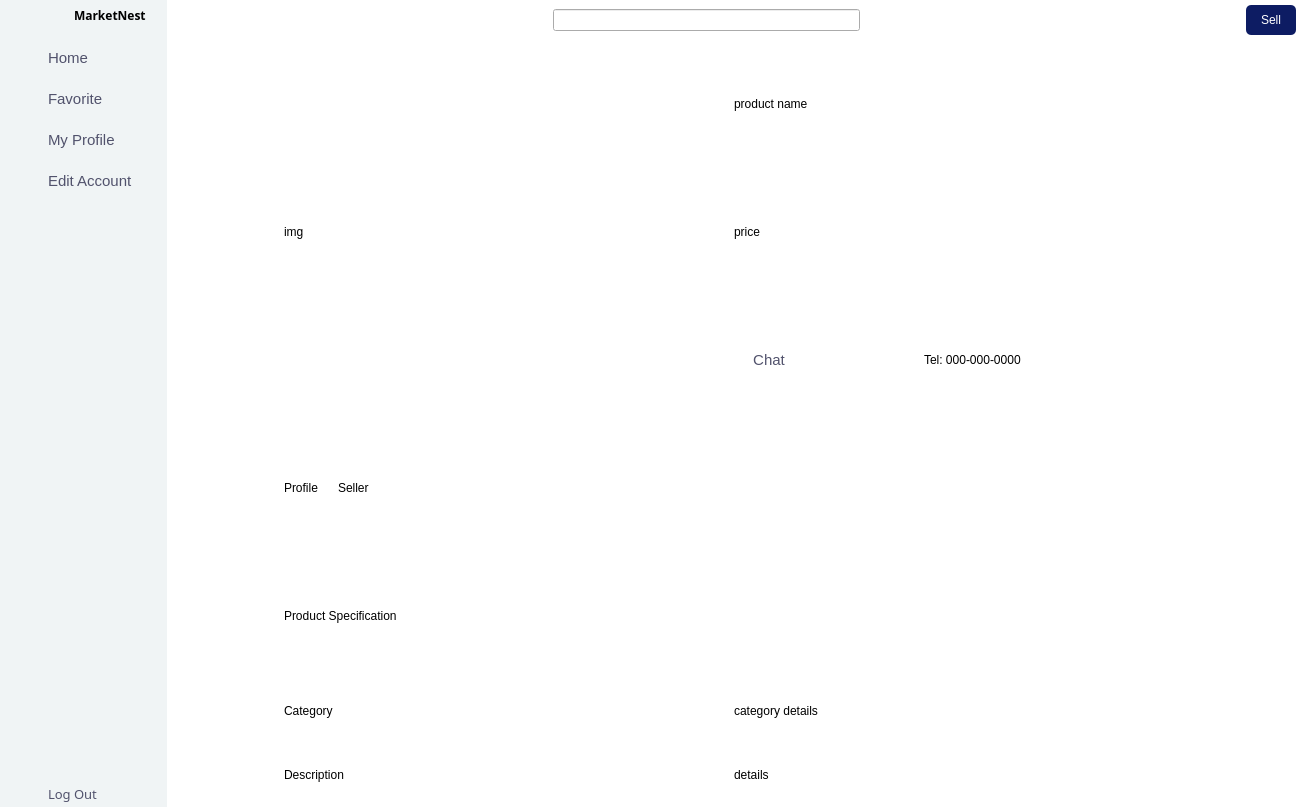
This is src/mainAppUi.ui in Menthhh/The-Market-Nest as Qt 5 draws it before an edit. The edited form follows.
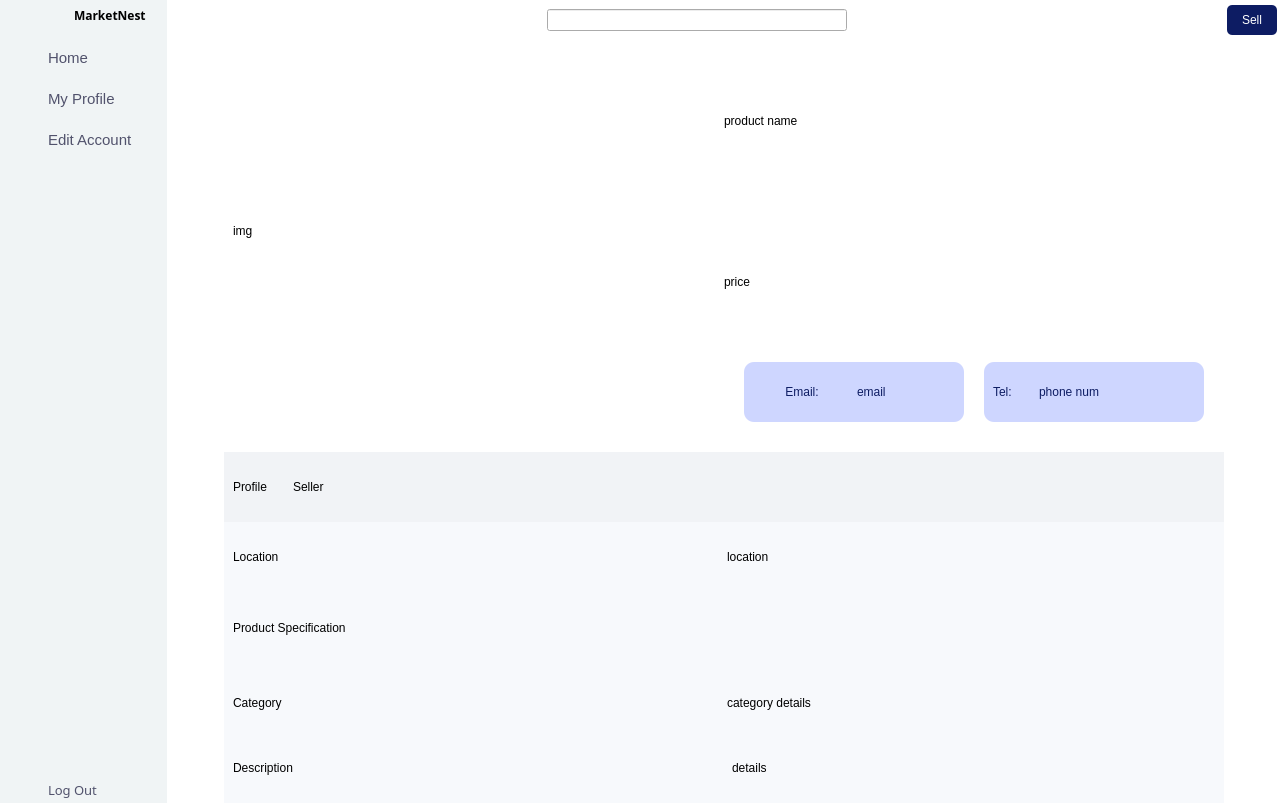
This is the edited form. The open tabs and pages were chosen to show the change. Icons and pictures are not drawn.

The edit to the form file:
```diff
--- a/src/mainAppUi.ui
+++ b/src/mainAppUi.ui
@@ -6,8 +6,8 @@
    <rect>
     <x>0</x>
     <y>0</y>
-    <width>1301</width>
-    <height>807</height>
+    <width>1282</width>
+    <height>803</height>
    </rect>
   </property>
   <property name="focusPolicy">
@@ -371,34 +371,6 @@
            </property>
           </widget>
          </item>
-         <item>
-          <widget class="QPushButton" name="favBtn_2">
-           <property name="focusPolicy">
-            <enum>Qt::TabFocus</enum>
-           </property>
-           <property name="styleSheet">
-            <string notr="true">font-family: &quot;Josefin Sans Medium&quot;;
-font-size: 15px;
-color: #51526C;</string>
-           </property>
-           <property name="text">
-            <string>Favorite</string>
-           </property>
-           <property name="icon">
-            <iconset resource="resource.qrc">
-             <normaloff>:/icon/icon/heart3.ico</normaloff>:/icon/icon/heart3.ico</iconset>
-           </property>
-           <property name="checkable">
-            <bool>true</bool>
-           </property>
-           <property name="autoExclusive">
-            <bool>true</bool>
-           </property>
-           <property name="flat">
-            <bool>true</bool>
-           </property>
-          </widget>
-         </item>
          <item>
           <widget class="QPushButton" name="profileBtn_2">
            <property name="styleSheet">
@@ -1407,10 +1379,13 @@
             <widget class="QWidget" name="widget_4" native="true">
              <property name="maximumSize">
               <size>
-               <width>900</width>
+               <width>1000</width>
                <height>16777215</height>
               </size>
              </property>
+             <property name="styleSheet">
+              <string notr="true"/>
+             </property>
              <layout class="QGridLayout" name="gridLayout_21">
               <property name="leftMargin">
                <number>0</number>
@@ -1430,21 +1405,6 @@
               <item row="0" column="0">
                <widget class="QWidget" name="widget_5" native="true">
                 <layout class="QGridLayout" name="gridLayout_15">
-                 <property name="leftMargin">
-                  <number>0</number>
-                 </property>
-                 <property name="topMargin">
-                  <number>0</number>
-                 </property>
-                 <property name="rightMargin">
-                  <number>0</number>
-                 </property>
-                 <property name="bottomMargin">
-                  <number>0</number>
-                 </property>
-                 <property name="spacing">
-                  <number>0</number>
-                 </property>
                  <item row="0" column="0">
                   <widget class="QLabel" name="product_img">
                    <property name="text">
@@ -1475,7 +1435,13 @@
                  </property>
                  <item row="2" column="0">
                   <widget class="QWidget" name="widget_35" native="true">
-                   <layout class="QGridLayout" name="gridLayout_42">
+                   <property name="maximumSize">
+                    <size>
+                     <width>16777215</width>
+                     <height>60</height>
+                    </size>
+                   </property>
+                   <layout class="QGridLayout" name="gridLayout_119">
                     <property name="leftMargin">
                      <number>0</number>
                     </property>
@@ -1492,62 +1458,110 @@
                      <number>0</number>
                     </property>
                     <item row="0" column="0">
-                     <widget class="QPushButton" name="pushButton">
+                     <widget class="QWidget" name="widget_96" native="true">
                       <property name="maximumSize">
                        <size>
-                        <width>70</width>
+                        <width>220</width>
                         <height>16777215</height>
                        </size>
                       </property>
                       <property name="styleSheet">
-                       <string notr="true">font-family: &quot;Josefin Sans Medium&quot;;
-font-size: 15px;
-color: #51526C;
-border-radius: 5px;</string>
+                       <string notr="true">background-color: rgb(206, 214, 255);
+border-radius: 10;</string>
                       </property>
-                      <property name="text">
-                       <string>Chat</string>
-                      </property>
-                      <property name="icon">
-                       <iconset resource="resource.qrc">
-                        <normaloff>:/icon/icon/messages.ico</normaloff>:/icon/icon/messages.ico</iconset>
-                      </property>
-                      <property name="iconSize">
-                       <size>
-                        <width>25</width>
-                        <height>25</height>
-                       </size>
-                      </property>
-                      <property name="flat">
-                       <bool>true</bool>
-                      </property>
+                      <layout class="QGridLayout" name="gridLayout_42">
+                       <item row="0" column="0">
+                        <widget class="QPushButton" name="pushButton">
+                         <property name="maximumSize">
+                          <size>
+                           <width>16777215</width>
+                           <height>16777215</height>
+                          </size>
+                         </property>
+                         <property name="styleSheet">
+                          <string notr="true">font: 500 11pt &quot;Josefin Sans Medium&quot;;
+color: rgb(13, 28, 99);</string>
+                         </property>
+                         <property name="text">
+                          <string>Email:</string>
+                         </property>
+                         <property name="icon">
+                          <iconset>
+                           <normaloff>:/icon/icon/messages.ico</normaloff>:/icon/icon/messages.ico</iconset>
+                         </property>
+                         <property name="iconSize">
+                          <size>
+                           <width>25</width>
+                           <height>25</height>
+                          </size>
+                         </property>
+                         <property name="flat">
+                          <bool>true</bool>
+                         </property>
+                        </widget>
+                       </item>
+                       <item row="0" column="1">
+                        <widget class="QLabel" name="emailLabel">
+                         <property name="styleSheet">
+                          <string notr="true">font: 500 11pt &quot;Josefin Sans Medium&quot;;
+color: rgb(13, 28, 99);</string>
+                         </property>
+                         <property name="text">
+                          <string>email</string>
+                         </property>
+                        </widget>
+                       </item>
+                      </layout>
                      </widget>
                     </item>
                     <item row="0" column="1">
-                     <spacer name="horizontalSpacer_10">
-                      <property name="orientation">
-                       <enum>Qt::Horizontal</enum>
-                      </property>
-                      <property name="sizeType">
-                       <enum>QSizePolicy::Maximum</enum>
-                      </property>
-                      <property name="sizeHint" stdset="0">
+                     <widget class="QWidget" name="widget_97" native="true">
+                      <property name="maximumSize">
                        <size>
-                        <width>120</width>
-                        <height>20</height>
+                        <width>220</width>
+                        <height>16777215</height>
                        </size>
                       </property>
-                     </spacer>
-                    </item>
-                    <item row="0" column="2">
-                     <widget class="QLabel" name="phone">
                       <property name="styleSheet">
-                       <string notr="true">font: 500 11pt &quot;Josefin Sans Medium&quot;;
-color: rgb(0,0,0);</string>
+                       <string notr="true">background-color: rgb(206, 214, 255);
+border-radius: 10;</string>
                       </property>
-                      <property name="text">
-                       <string>Tel: 000-000-0000</string>
-                      </property>
+                      <layout class="QGridLayout" name="gridLayout_118">
+                       <item row="0" column="0">
+                        <widget class="QLabel" name="label_69">
+                         <property name="maximumSize">
+                          <size>
+                           <width>40</width>
+                           <height>16777215</height>
+                          </size>
+                         </property>
+                         <property name="styleSheet">
+                          <string notr="true">font: 500 11pt &quot;Josefin Sans Medium&quot;;
+color: rgb(13, 28, 99);</string>
+                         </property>
+                         <property name="text">
+                          <string>Tel:</string>
+                         </property>
+                        </widget>
+                       </item>
+                       <item row="0" column="1">
+                        <widget class="QLabel" name="phoneLabel">
+                         <property name="maximumSize">
+                          <size>
+                           <width>16777215</width>
+                           <height>16777215</height>
+                          </size>
+                         </property>
+                         <property name="styleSheet">
+                          <string notr="true">font: 500 11pt &quot;Josefin Sans Medium&quot;;
+color: rgb(13, 28, 99);</string>
+                         </property>
+                         <property name="text">
+                          <string>phone num</string>
+                         </property>
+                        </widget>
+                       </item>
+                      </layout>
                      </widget>
                     </item>
                    </layout>
@@ -1684,12 +1698,12 @@
               </item>
               <item row="1" column="0" colspan="2">
                <widget class="QWidget" name="widget_7" native="true">
-                <layout class="QGridLayout" name="gridLayout_20">
+                <layout class="QGridLayout" name="gridLayout_47">
                  <property name="leftMargin">
                   <number>0</number>
                  </property>
                  <property name="topMargin">
-                  <number>0</number>
+                  <number>30</number>
                  </property>
                  <property name="rightMargin">
                   <number>0</number>
@@ -1702,22 +1716,10 @@
                  </property>
                  <item row="0" column="0">
                   <widget class="QWidget" name="widget_8" native="true">
+                   <property name="styleSheet">
+                    <string notr="true">background-color: rgb(241, 243, 246);</string>
+                   </property>
                    <layout class="QGridLayout" name="gridLayout_18">
-                    <property name="leftMargin">
-                     <number>0</number>
-                    </property>
-                    <property name="topMargin">
-                     <number>0</number>
-                    </property>
-                    <property name="rightMargin">
-                     <number>0</number>
-                    </property>
-                    <property name="bottomMargin">
-                     <number>0</number>
-                    </property>
-                    <property name="spacing">
-                     <number>0</number>
-                    </property>
                     <item row="0" column="3">
                      <spacer name="horizontalSpacer_6">
                       <property name="orientation">
@@ -1773,23 +1775,42 @@
                   </widget>
                  </item>
                  <item row="1" column="0">
+                  <widget class="QWidget" name="widget_10" native="true">
+                   <property name="styleSheet">
+                    <string notr="true">background-color: rgb(247, 249, 252);</string>
+                   </property>
+                   <layout class="QGridLayout" name="gridLayout_20">
+                    <item row="0" column="0">
+                     <widget class="QLabel" name="label_70">
+                      <property name="styleSheet">
+                       <string notr="true">font: 500 11pt &quot;Josefin Sans Medium&quot;;
+color: rgb(0,0,0);</string>
+                      </property>
+                      <property name="text">
+                       <string>Location</string>
+                      </property>
+                     </widget>
+                    </item>
+                    <item row="0" column="1">
+                     <widget class="QLabel" name="addressLabel">
+                      <property name="styleSheet">
+                       <string notr="true">font: 500 11pt &quot;Josefin Sans Medium&quot;;
+color: rgb(0,0,0);</string>
+                      </property>
+                      <property name="text">
+                       <string>location</string>
+                      </property>
+                     </widget>
+                    </item>
+                   </layout>
+                  </widget>
+                 </item>
+                 <item row="2" column="0">
                   <widget class="QWidget" name="widget_9" native="true">
+                   <property name="styleSheet">
+                    <string notr="true">background-color: rgb(247, 249, 252);</string>
+                   </property>
                    <layout class="QGridLayout" name="gridLayout_17">
-                    <property name="leftMargin">
-                     <number>0</number>
-                    </property>
-                    <property name="topMargin">
-                     <number>0</number>
-                    </property>
-                    <property name="rightMargin">
-                     <number>0</number>
-                    </property>
-                    <property name="bottomMargin">
-                     <number>0</number>
-                    </property>
-                    <property name="spacing">
-                     <number>0</number>
-                    </property>
                     <item row="0" column="0">
                      <widget class="QLabel" name="label_12">
                       <property name="styleSheet">
@@ -1819,121 +1840,82 @@
                    </layout>
                   </widget>
                  </item>
-                 <item row="2" column="0">
-                  <widget class="QWidget" name="widget_10" native="true">
-                   <layout class="QGridLayout" name="gridLayout_47">
-                    <property name="leftMargin">
-                     <number>0</number>
-                    </property>
-                    <property name="topMargin">
-                     <number>0</number>
-                    </property>
-                    <property name="rightMargin">
-                     <number>0</number>
-                    </property>
+                 <item row="3" column="0">
+                  <widget class="QWidget" name="widget_30" native="true">
+                   <property name="styleSheet">
+                    <string notr="true">background-color: rgb(247, 249, 252);</string>
+                   </property>
+                   <layout class="QGridLayout" name="_2">
                     <property name="bottomMargin">
                      <number>0</number>
                     </property>
-                    <property name="spacing">
+                    <item row="0" column="1">
+                     <widget class="QLabel" name="categoryLabel">
+                      <property name="sizePolicy">
+                       <sizepolicy hsizetype="Preferred" vsizetype="Preferred">
+                        <horstretch>0</horstretch>
+                        <verstretch>0</verstretch>
+                       </sizepolicy>
+                      </property>
+                      <property name="styleSheet">
+                       <string notr="true">font: 500 9pt &quot;Josefin Sans Medium&quot;;</string>
+                      </property>
+                      <property name="text">
+                       <string>category details</string>
+                      </property>
+                      <property name="alignment">
+                       <set>Qt::AlignLeading|Qt::AlignLeft|Qt::AlignVCenter</set>
+                      </property>
+                      <property name="wordWrap">
+                       <bool>true</bool>
+                      </property>
+                     </widget>
+                    </item>
+                    <item row="0" column="0">
+                     <widget class="QLabel" name="label_13">
+                      <property name="styleSheet">
+                       <string notr="true">font: 500 11pt &quot;Josefin Sans Medium&quot;;
+color: rgb(0,0,0);</string>
+                      </property>
+                      <property name="text">
+                       <string>Category</string>
+                      </property>
+                      <property name="alignment">
+                       <set>Qt::AlignLeading|Qt::AlignLeft|Qt::AlignVCenter</set>
+                      </property>
+                     </widget>
+                    </item>
+                   </layout>
+                  </widget>
+                 </item>
+                 <item row="4" column="0">
+                  <widget class="QWidget" name="widget_31" native="true">
+                   <property name="styleSheet">
+                    <string notr="true">background-color: rgb(247, 249, 252);</string>
+                   </property>
+                   <layout class="QGridLayout" name="gridLayout_43">
+                    <property name="rightMargin">
                      <number>0</number>
                     </property>
                     <item row="0" column="0">
-                     <widget class="QWidget" name="widget_30" native="true">
-                      <layout class="QGridLayout" name="gridLayout_19">
-                       <property name="leftMargin">
-                        <number>0</number>
-                       </property>
-                       <property name="topMargin">
-                        <number>0</number>
-                       </property>
-                       <property name="rightMargin">
-                        <number>0</number>
-                       </property>
-                       <property name="bottomMargin">
-                        <number>0</number>
-                       </property>
-                       <property name="spacing">
-                        <number>0</number>
-                       </property>
-                       <item row="0" column="1">
-                        <widget class="QLabel" name="categoryLabel">
-                         <property name="sizePolicy">
-                          <sizepolicy hsizetype="Preferred" vsizetype="Preferred">
-                           <horstretch>0</horstretch>
-                           <verstretch>0</verstretch>
-                          </sizepolicy>
-                         </property>
-                         <property name="styleSheet">
-                          <string notr="true">font: 500 9pt &quot;Josefin Sans Medium&quot;;</string>
-                         </property>
-                         <property name="text">
-                          <string>category details</string>
-                         </property>
-                         <property name="alignment">
-                          <set>Qt::AlignLeading|Qt::AlignLeft|Qt::AlignVCenter</set>
-                         </property>
-                         <property name="wordWrap">
-                          <bool>true</bool>
-                         </property>
-                        </widget>
-                       </item>
-                       <item row="0" column="0">
-                        <widget class="QLabel" name="label_13">
-                         <property name="styleSheet">
-                          <string notr="true">font: 500 11pt &quot;Josefin Sans Medium&quot;;
+                     <widget class="QLabel" name="label_21">
+                      <property name="styleSheet">
+                       <string notr="true">font: 500 11pt &quot;Josefin Sans Medium&quot;;
 color: rgb(0,0,0);</string>
-                         </property>
-                         <property name="text">
-                          <string>Category</string>
-                         </property>
-                         <property name="alignment">
-                          <set>Qt::AlignLeading|Qt::AlignLeft|Qt::AlignVCenter</set>
-                         </property>
-                        </widget>
-                       </item>
-                      </layout>
+                      </property>
+                      <property name="text">
+                       <string>Description</string>
+                      </property>
                      </widget>
                     </item>
-                    <item row="1" column="0">
-                     <widget class="QWidget" name="widget_31" native="true">
-                      <layout class="QGridLayout" name="gridLayout_43">
-                       <property name="leftMargin">
-                        <number>0</number>
-                       </property>
-                       <property name="topMargin">
-                        <number>0</number>
-                       </property>
-                       <property name="rightMargin">
-                        <number>0</number>
-                       </property>
-                       <property name="bottomMargin">
-                        <number>0</number>
-                       </property>
-                       <property name="spacing">
-                        <number>0</number>
-                       </property>
-                       <item row="0" column="0">
-                        <widget class="QLabel" name="label_21">
-                         <property name="styleSheet">
-                          <string notr="true">font: 500 11pt &quot;Josefin Sans Medium&quot;;
-color: rgb(0,0,0);</string>
-                         </property>
-                         <property name="text">
-                          <string>Description</string>
-                         </property>
-                        </widget>
-                       </item>
-                       <item row="0" column="1">
-                        <widget class="QLabel" name="productDescLabel">
-                         <property name="styleSheet">
-                          <string notr="true">font: 500 9pt &quot;Josefin Sans Medium&quot;;</string>
-                         </property>
-                         <property name="text">
-                          <string>details</string>
-                         </property>
-                        </widget>
-                       </item>
-                      </layout>
+                    <item row="0" column="1">
+                     <widget class="QLabel" name="productDescLabel">
+                      <property name="styleSheet">
+                       <string notr="true">font: 500 9pt &quot;Josefin Sans Medium&quot;;</string>
+                      </property>
+                      <property name="text">
+                       <string>details</string>
+                      </property>
                      </widget>
                     </item>
                    </layout>
@@ -1948,22 +1930,55 @@
           </layout>
          </widget>
          <widget class="QWidget" name="search">
-          <layout class="QGridLayout" name="gridLayout_5">
-           <property name="leftMargin">
-            <number>0</number>
-           </property>
-           <property name="topMargin">
-            <number>0</number>
-           </property>
-           <property name="rightMargin">
-            <number>0</number>
-           </property>
-           <property name="bottomMargin">
-            <number>0</number>
-           </property>
-           <property name="spacing">
-            <number>0</number>
-           </property>
+          <property name="maximumSize">
+           <size>
+            <width>16777215</width>
+            <height>16777215</height>
+           </size>
+          </property>
+          <layout class="QGridLayout" name="gridLayout_120">
+           <item row="1" column="0">
+            <widget class="QWidget" name="widget_99" native="true">
+             <property name="maximumSize">
+              <size>
+               <width>800</width>
+               <height>45</height>
+              </size>
+             </property>
+             <layout class="QGridLayout" name="gridLayout_19">
+              <item row="0" column="1">
+               <spacer name="horizontalSpacer_18">
+                <property name="orientation">
+                 <enum>Qt::Horizontal</enum>
+                </property>
+                <property name="sizeHint" stdset="0">
+                 <size>
+                  <width>652</width>
+                  <height>20</height>
+                 </size>
+                </property>
+               </spacer>
+              </item>
+              <item row="0" column="0">
+               <widget class="QLabel" name="totalItemFound">
+                <property name="text">
+                 <string>total item</string>
+                </property>
+               </widget>
+              </item>
+             </layout>
+            </widget>
+           </item>
+           <item row="2" column="0">
+            <widget class="QWidget" name="searchItemList" native="true">
+             <property name="maximumSize">
+              <size>
+               <width>800</width>
+               <height>16777215</height>
+              </size>
+             </property>
+            </widget>
+           </item>
            <item row="0" column="0">
             <widget class="QLabel" name="label_7">
              <property name="text">
```
Left out of the diff: 977 changed lines with no effect on the pictures.
